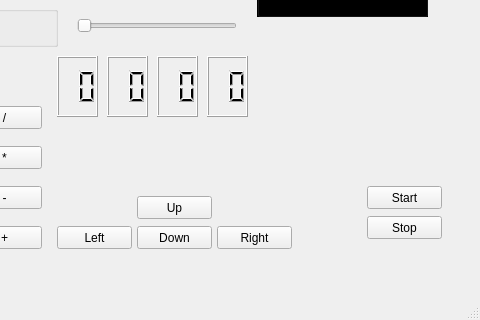
Before: the Qt Designer form mainwindow.ui in Aaron379664909/API-level-Arduino-Educational-Board-emulator, drawn with Qt 5; both pictures show x 473 to 953 and y 154 to 474 of the 953 by 474 pixel window.
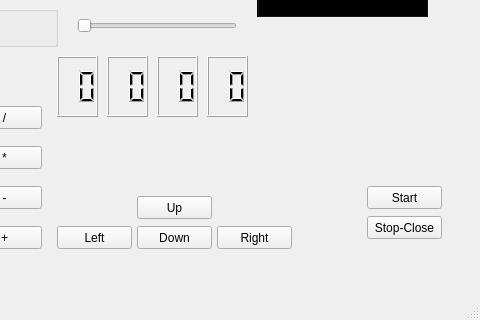
After: the same form once the commit is applied. Icons and pictures are not drawn. Custom widgets are drawn as their Qt base class.

```diff
--- a/mainwindow.ui
+++ b/mainwindow.ui
@@ -2131,7 +2131,7 @@
      </rect>
     </property>
     <property name="text">
-     <string>Stop</string>
+     <string>Stop-Close</string>
     </property>
    </widget>
    <widget class="QGroupBox" name="groupBoxOLED">
```
